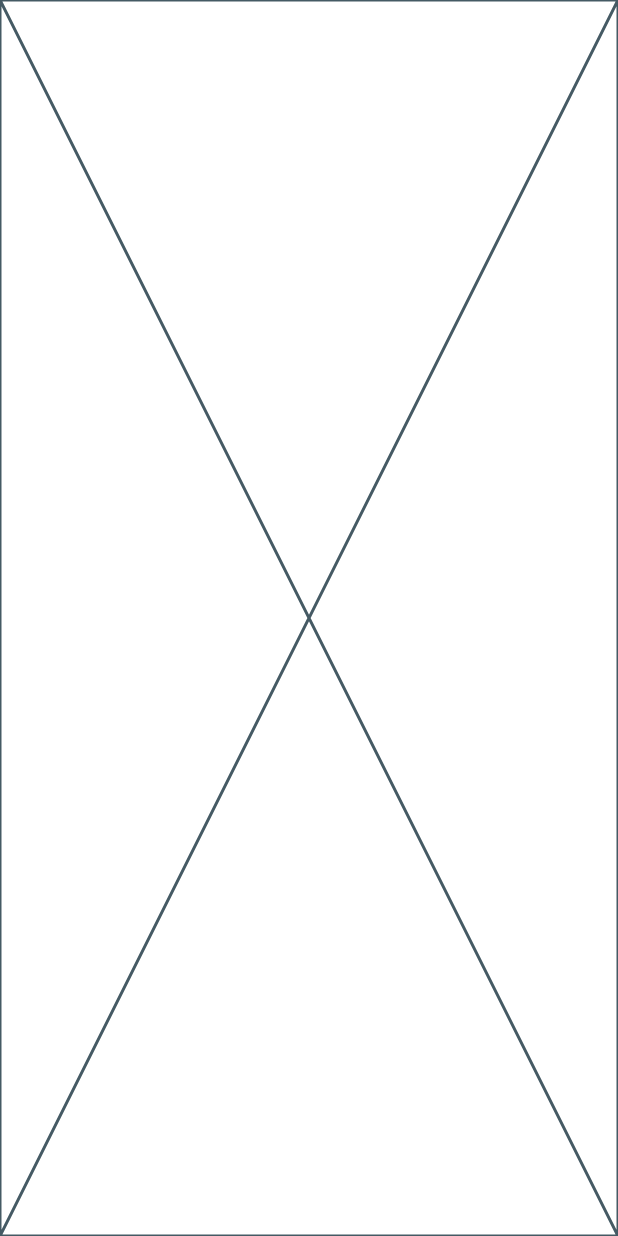
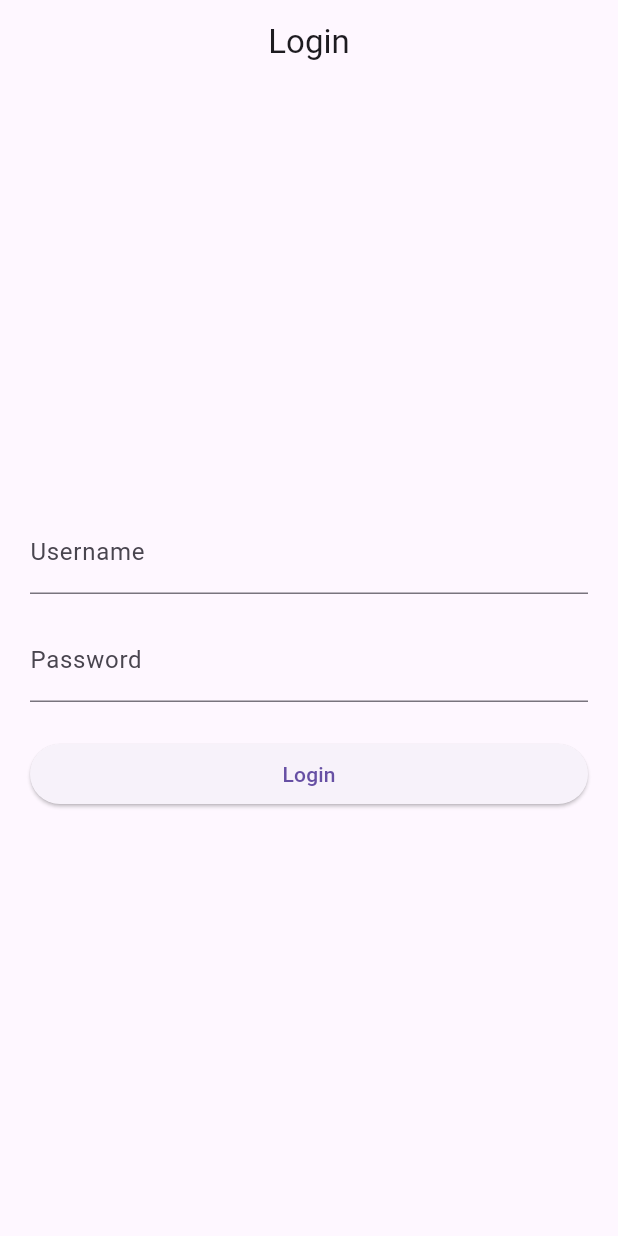
Before and after one commit to appsbysachith/the-tiny-toes, a Flutter app: the screen it shows after launch, on a phone screen of 412 x 824 dp. Run offline on Flutter 3.47's test engine with Material 3 defaults, Android fonts, the phone set to English and light mode, and no system bars; our stand-ins replace shared_preferences.

Commit message:
#5 implement login

```diff
--- /dev/null
+++ b/client/apps/the_tiny_toes/lib/features/auth/login_screen.dart
@@ -0,0 +1,81 @@
+import 'package:flutter/material.dart';
+import 'package:provider/provider.dart';
+
+import '../../core/providers/auth_provider.dart';
+import '../../screens/users_screen.dart';
+
+class LoginScreen extends StatefulWidget {
+  const LoginScreen({super.key});
+
+  @override
+  State<LoginScreen> createState() => _LoginScreenState();
+}
+
+class _LoginScreenState extends State<LoginScreen> {
+  final _usernameController = TextEditingController();
+  final _passwordController = TextEditingController();
+
+  void _handleLogin() {
+    final username = _usernameController.text.trim();
+    final password = _passwordController.text.trim();
+
+    final authProvider = Provider.of<AuthProvider>(context, listen: false);
+
+    final success = authProvider.login(username, password);
+
+    if (success) {
+      Navigator.pushReplacement(
+        context,
+        MaterialPageRoute(builder: (_) => const UsersScreen()),
+      );
+    } else {
+      showDialog(
+        context: context,
+        builder:
+            (_) => AlertDialog(
+              title: const Text('Login Failed'),
+              content: const Text('Invalid username or password'),
+              actions: [
+                TextButton(
+                  onPressed: () => Navigator.pop(context),
+                  child: const Text('OK'),
+                ),
+              ],
+            ),
+      );
+    }
+  }
+
+  @override
+  Widget build(BuildContext context) {
+    return Scaffold(
+      appBar: AppBar(title: const Text('Login'), centerTitle: true),
+      body: Padding(
+        padding: const EdgeInsets.all(20),
+        child: Column(
+          mainAxisAlignment: MainAxisAlignment.center,
+          children: [
+            TextField(
+              controller: _usernameController,
+              decoration: const InputDecoration(labelText: 'Username'),
+            ),
+            const SizedBox(height: 16),
+            TextField(
+              controller: _passwordController,
+              decoration: const InputDecoration(labelText: 'Password'),
+              obscureText: true,
+            ),
+            const SizedBox(height: 24),
+            SizedBox(
+              width: double.infinity,
+              child: ElevatedButton(
+                onPressed: _handleLogin,
+                child: const Text('Login'),
+              ),
+            ),
+          ],
+        ),
+      ),
+    );
+  }
+}
--- a/client/apps/the_tiny_toes/lib/main.dart
+++ b/client/apps/the_tiny_toes/lib/main.dart
@@ -3,6 +3,8 @@
 import 'package:provider/provider.dart';
 
 import 'core/providers/auth_provider.dart';
+
+import 'features/auth/login_screen.dart';
 
 void main() {
   runApp(const MyApp());
@@ -18,7 +20,7 @@
       child: MaterialApp(
         title: 'The Tiny toes',
         theme: ThemeData(primarySwatch: Colors.pink, useMaterial3: true),
-        home: const Placeholder(),
+        home: const LoginScreen(),
       ),
     );
   }
```
Also changed, not shown: client/apps/the_tiny_toes/lib/screens/users_screen.dart (added, +18 -0 lines).
